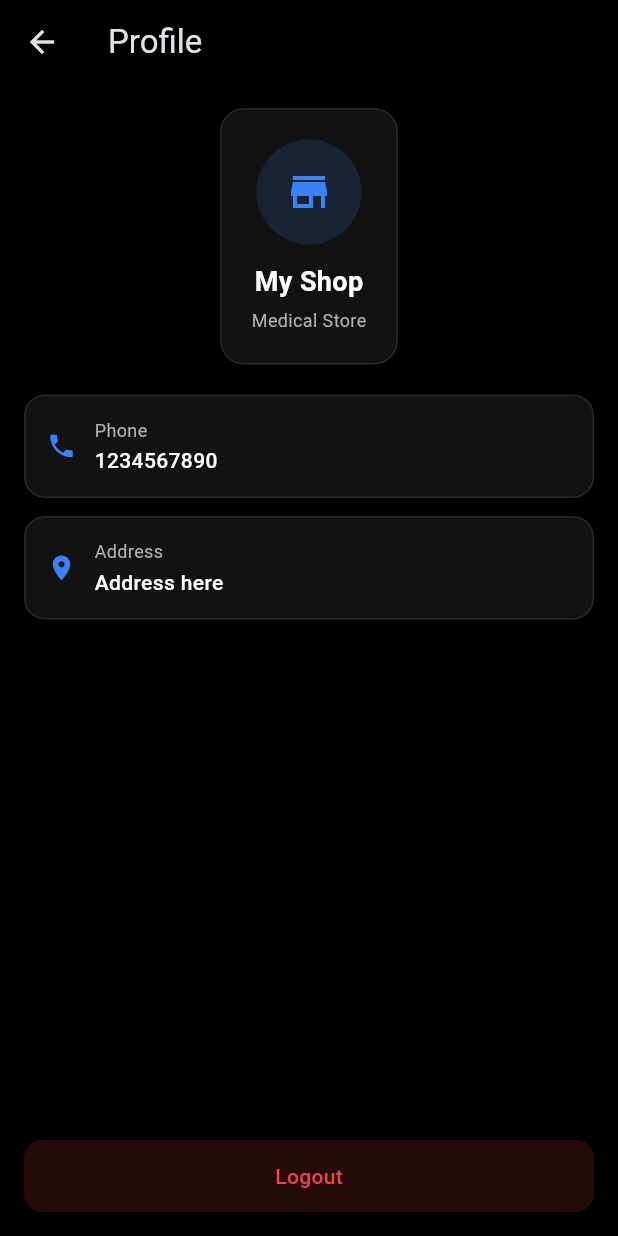
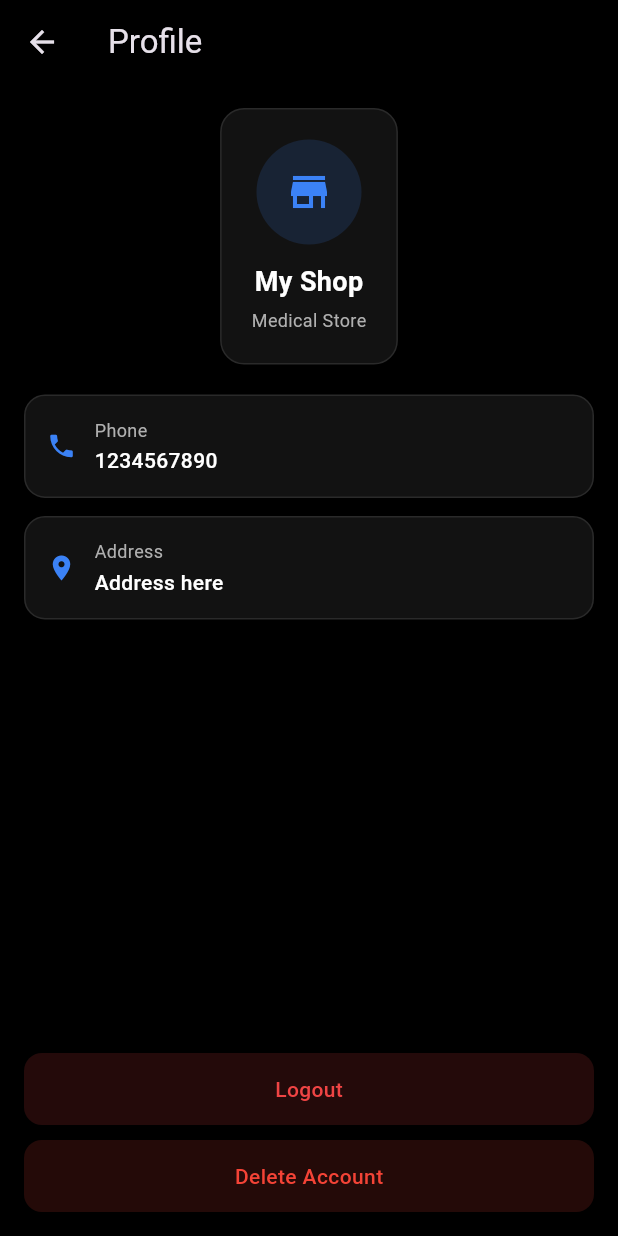
Before and after one commit to lordluci4er/MOSM-V2, a Flutter app: the ProfileScreen screen opened directly, on a phone screen of 412 x 824 dp. Run offline on Flutter 3.47's test engine with Material 3 defaults, Android fonts, the phone set to English and light mode, and no system bars; our stand-ins replace dio, firebase_auth, firebase_core, flutter_riverpod, google_sign_in; accounts and stored records are empty; network calls fail.

Commit message:
MOSM v1.6.0: UI upgrade + delete account + API integration

```diff
--- a/mosm/lib/features/profile/presentation/screens/profile_screen.dart
+++ b/mosm/lib/features/profile/presentation/screens/profile_screen.dart
@@ -4,7 +4,7 @@ import 'package:flutter_riverpod/flutter_riverpod.dart';
 import '../../../../core/theme/colors.dart';
 import '../../../../shared/providers/auth_provider.dart';
 
-class ProfileScreen extends ConsumerWidget {
+class ProfileScreen extends ConsumerStatefulWidget {
   final String shopName;
   final String phone;
   final String address;
@@ -17,11 +17,19 @@ class ProfileScreen extends ConsumerWidget {
   });
 
   @override
-  Widget build(BuildContext context, WidgetRef ref) {
+  ConsumerState<ProfileScreen> createState() =>
+      _ProfileScreenState();
+}
+
+class _ProfileScreenState
+    extends ConsumerState<ProfileScreen> {
+  bool isDeleting = false;
+
+  @override
+  Widget build(BuildContext context) {
     return Scaffold(
       backgroundColor: AppColors.black,
 
-      /// 🔥 APP BAR
       appBar: AppBar(
         title: const Text("Profile"),
         backgroundColor: AppColors.black,
@@ -46,7 +54,8 @@ class ProfileScreen extends ConsumerWidget {
                     height: 70,
                     width: 70,
                     decoration: BoxDecoration(
-                      color: AppColors.primary.withOpacity(0.15),
+                      color:
+                          AppColors.primary.withOpacity(0.15),
                       shape: BoxShape.circle,
                     ),
                     child: const Icon(
@@ -55,20 +64,16 @@ class ProfileScreen extends ConsumerWidget {
                       size: 32,
                     ),
                   ),
-
                   const SizedBox(height: 12),
-
                   Text(
-                    shopName,
+                    widget.shopName,
                     style: const TextStyle(
                       color: AppColors.white,
                       fontSize: 18,
                       fontWeight: FontWeight.bold,
                     ),
                   ),
-
                   const SizedBox(height: 4),
-
                   const Text(
                     "Medical Store",
                     style: TextStyle(
@@ -82,44 +87,41 @@ class ProfileScreen extends ConsumerWidget {
 
             const SizedBox(height: 20),
 
-            /// INFO CARDS
             _infoCard(
               icon: Icons.phone,
               title: "Phone",
-              value: phone,
+              value: widget.phone,
             ),
 
             _infoCard(
               icon: Icons.location_on,
               title: "Address",
-              value: address,
+              value: widget.address,
             ),
 
             const Spacer(),
 
-            /// 🔥 LOGOUT BUTTON (LOGIC ADDED)
-            GestureDetector(
+            /// 🚪 LOGOUT
+            _actionButton(
+              text: "Logout",
+              color: AppColors.danger,
               onTap: () async {
-                await ref.read(authProvider.notifier).logout();
+                await ref
+                    .read(authProvider.notifier)
+                    .logout();
               },
-              child: Container(
-                width: double.infinity,
-                padding:
-                    const EdgeInsets.symmetric(vertical: 14),
-                decoration: BoxDecoration(
-                  color: AppColors.danger.withOpacity(0.15),
-                  borderRadius: BorderRadius.circular(12),
-                ),
-                child: const Center(
-                  child: Text(
-                    "Logout",
-                    style: TextStyle(
-                      color: AppColors.danger,
-                      fontWeight: FontWeight.w500,
-                    ),
-                  ),
-                ),
-              ),
+            ),
+
+            const SizedBox(height: 10),
+
+            /// 🧨 DELETE ACCOUNT
+            _actionButton(
+              text: isDeleting
+                  ? "Deleting..."
+                  : "Delete Account",
+              color: Colors.red,
+              onTap: isDeleting ? null : _confirmDelete,
+              isLoading: isDeleting,
             ),
           ],
         ),
@@ -127,7 +129,115 @@ class ProfileScreen extends ConsumerWidget {
     );
   }
 
-  /// 🔥 REUSABLE INFO CARD
+  // =====================================================
+  // 🔥 CONFIRM DELETE
+  // =====================================================
+  void _confirmDelete() {
+    showDialog(
+      context: context,
+      builder: (_) => AlertDialog(
+        backgroundColor: AppColors.dark,
+        title: const Text(
+          "Delete Account?",
+          style: TextStyle(color: AppColors.white),
+        ),
+        content: const Text(
+          "This will permanently delete your account and all data.",
+          style: TextStyle(color: AppColors.grey),
+        ),
+        actions: [
+          TextButton(
+            onPressed: () => Navigator.pop(context),
+            child: const Text("Cancel"),
+          ),
+          TextButton(
+            onPressed: () async {
+              Navigator.pop(context);
+              await _deleteAccount();
+            },
+            child: const Text(
+              "Delete",
+              style: TextStyle(color: Colors.red),
+            ),
+          ),
+        ],
+      ),
+    );
+  }
+
+  // =====================================================
+  // 🧨 DELETE ACCOUNT
+  // =====================================================
+  Future<void> _deleteAccount() async {
+    setState(() => isDeleting = true);
+
+    try {
+      await ref
+          .read(authProvider.notifier)
+          .deleteAccount();
+
+      if (!mounted) return;
+
+      ScaffoldMessenger.of(context).showSnackBar(
+        const SnackBar(
+          content: Text("Account deleted successfully"),
+        ),
+      );
+    } catch (e) {
+      setState(() => isDeleting = false);
+
+      ScaffoldMessenger.of(context).showSnackBar(
+        SnackBar(
+          content: Text("Delete failed: $e"),
+        ),
+      );
+    }
+  }
+
+  // =====================================================
+  // 🔥 BUTTON
+  // =====================================================
+  Widget _actionButton({
+    required String text,
+    required Color color,
+    required VoidCallback? onTap,
+    bool isLoading = false,
+  }) {
+    return GestureDetector(
+      onTap: onTap,
+      child: Container(
+        width: double.infinity,
+        padding:
+            const EdgeInsets.symmetric(vertical: 14),
+        decoration: BoxDecoration(
+          color: color.withOpacity(0.15),
+          borderRadius: BorderRadius.circular(12),
+        ),
+        child: Center(
+          child: isLoading
+              ? const SizedBox(
+                  height: 18,
+                  width: 18,
+                  child: CircularProgressIndicator(
+                    strokeWidth: 2,
+                    color: Colors.red,
+                  ),
+                )
+              : Text(
+                  text,
+                  style: TextStyle(
+                    color: color,
+                    fontWeight: FontWeight.w500,
+                  ),
+                ),
+        ),
+      ),
+    );
+  }
+
+  // =====================================================
+  // 🔥 INFO CARD
+  // =====================================================
   Widget _infoCard({
     required IconData icon,
     required String title,
@@ -144,7 +254,8 @@ class ProfileScreen extends ConsumerWidget {
       ),
       child: Row(
         children: [
-          Icon(icon, color: AppColors.primary, size: 20),
+          Icon(icon,
+              color: AppColors.primary, size: 20),
           const SizedBox(width: 12),
           Expanded(
             child: Column(
--- a/mosm/pubspec.yaml
+++ b/mosm/pubspec.yaml
@@ -22,6 +22,7 @@ dependencies:
 
   # 🌐 API Calls
   http: ^1.2.2
+  dio: ^5.4.0
 
   # ⚡ State Management (recommended)
   flutter_riverpod: ^2.5.1
```
Also changed, not shown: mosm/lib/core/services/auth_service.dart (+45 -4 lines), mosm/lib/shared/providers/auth_provider.dart (+16 -7 lines), mosm/pubspec.lock, 3 other files.
